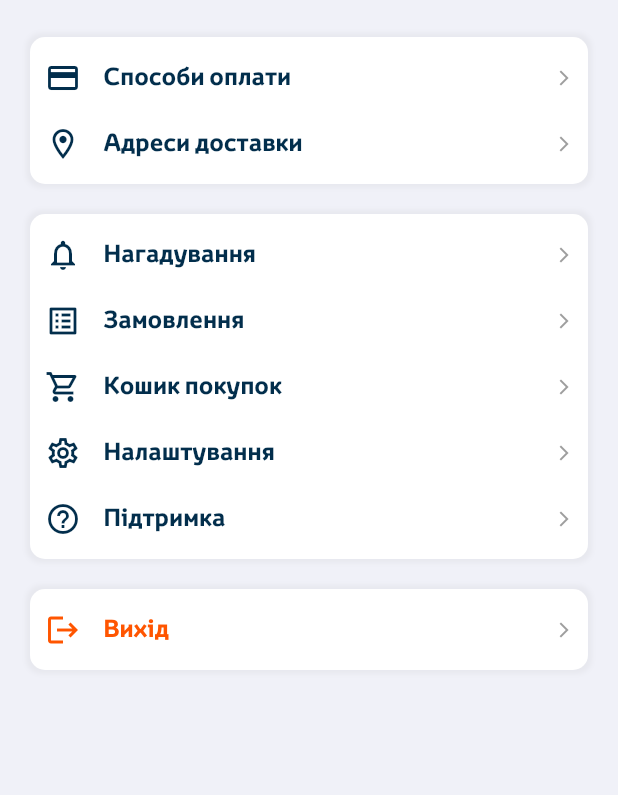
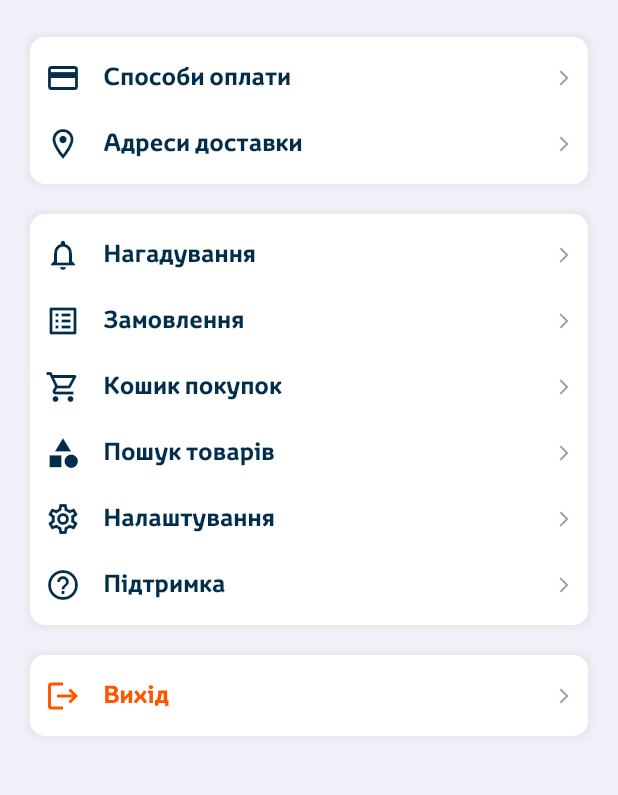
Before and after one commit to yarsort/res, a Flutter app: the Profile screen opened directly, on a phone screen of 412 x 824 dp, the part 188-983 px from its top. Run offline on Flutter 3.47's test engine with Material 2 defaults, Android fonts, the phone set to English and light mode, and no system bars; our stand-ins replace barcode_widget, bottom_navy_bar, cached_network_image, flutter_cache_manager, flutter_slidable, fluttertoast and 1 more; accounts and stored records are empty; network calls fail.

Commit message:
Публикация каталога товаров

```diff
--- a/lib/pages/catalog/favorites.dart
+++ b/lib/pages/catalog/favorites.dart
@@ -79,7 +79,7 @@ class _FavoritesState extends State<Favorites> {
             size: 60.0,
           ),
           Text(
-            'Ви нічого не ',
+            'Ви нічого не вподобали',
             style: greyColor14MediumTextStyle,
           ),
         ],
--- a/lib/pages/profile/profile.dart
+++ b/lib/pages/profile/profile.dart
@@ -122,6 +122,16 @@ class _ProfileState extends State<Profile> {
                       ),
                   icon: Icons.shopping_cart_outlined,
                   title: 'Кошик покупок',
+                  color: darkBlueColor,
+                ),
+                profileDetailsRow(
+                  ontap: () =>
+                      Navigator.push(
+                        context,
+                        MaterialPageRoute(builder: (context) => Search()),
+                      ),
+                  icon: Icons.category,
+                  title: 'Пошук товарів',
                   color: darkBlueColor,
                 ),
                 profileDetailsRow(
```
Also changed, not shown: lib/pages/catalog/my_cart.dart (+42 -2 lines), pubspec.lock.
